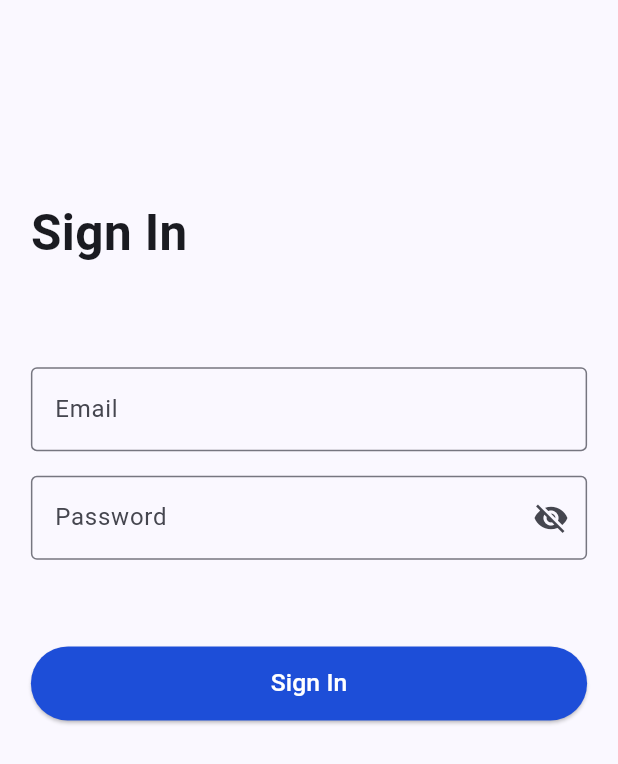
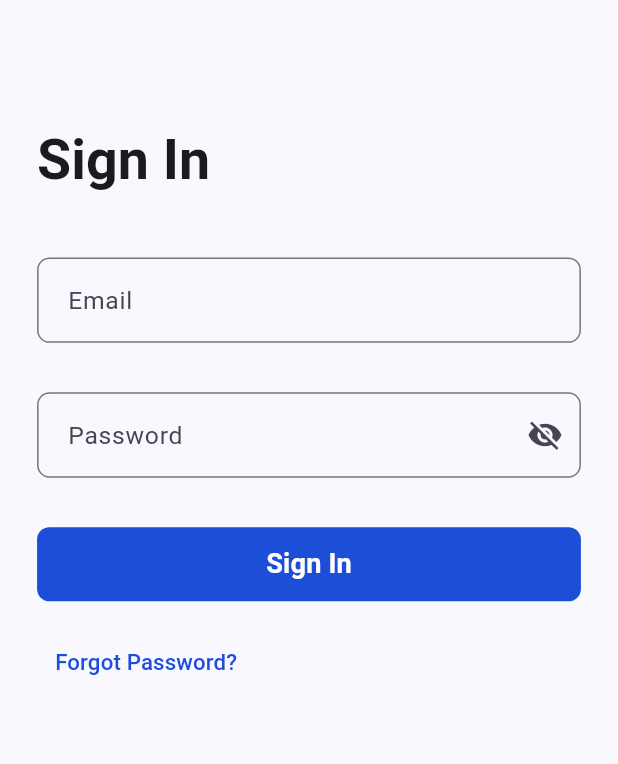
Before and after one commit to fiftheenyen/bawasa, a Flutter app: the screen it shows after launch, after a tap on "Let's Start", on a phone screen of 412 x 824 dp. Shown: the top 764 px of the screen. Run offline on Flutter 3.47's test engine with Material 3 defaults, Android fonts, the phone set to English and light mode, and no system bars; our stand-ins replace go_router.

Commit message:
adjusted the layout on the signin screen

```diff
--- a/consummer_app/lib/views/auth/signin_screen.dart
+++ b/consummer_app/lib/views/auth/signin_screen.dart
@@ -22,50 +22,79 @@ class SignInScreen extends StatefulWidget {
 class _SignInScreenState extends State<SignInScreen> {
   bool _obscurePassword = true;
 
-  TextEditingController? get _passwordController => null;
+  void _onLoginPressed() {
+    // TODO: Add authentication logic here
+    debugPrint('Login button pressed');
+  }
 
   @override
   Widget build(BuildContext context) {
     return Scaffold(
-      body: LayoutBuilder(
+      body: SafeArea(
+        child: LayoutBuilder(
           builder: (context, constraints) {
             SizingConfig.init(constraints);
+
             return Padding(
               padding: EdgeInsets.symmetric(
-              horizontal: SizingConfig.widthMultiplier * 5,
+                horizontal: SizingConfig.widthMultiplier * 6,
               ),
               child: Column(
                 mainAxisAlignment: MainAxisAlignment.start,
                 crossAxisAlignment: CrossAxisAlignment.start,
                 children: [
-                SizedBox(height: SizingConfig.heightMultiplier * 16),
+                  SizedBox(height: SizingConfig.heightMultiplier * 10),
+
+                  // Title
                   Text(
                     'Sign In',
-                  style: TextStyle(
-                    fontSize: SizingConfig.textMultiplier * 4,
+                    textAlign: TextAlign.start,
+                    style: Theme.of(context).textTheme.headlineMedium?.copyWith(
+                      fontSize: SizingConfig.textMultiplier * 4.5,
                       fontWeight: FontWeight.bold,
                     ),
                   ),
-                SizedBox(height: SizingConfig.heightMultiplier * 8),
+
+                  SizedBox(height: SizingConfig.heightMultiplier * 5),
+
+                  // Email Field
                   TextField(
                     decoration: InputDecoration(
                       labelText: 'Email',
-                    hintText: 'Enter Email',
-                    border: OutlineInputBorder(),
+                      labelStyle: TextStyle(
+                        fontSize: SizingConfig.textMultiplier * 2,
+                      ),
+                      border: OutlineInputBorder(
+                        borderRadius: BorderRadius.circular(
+                          SizingConfig.widthMultiplier * 2,
                         ),
                       ),
-                SizedBox(height: SizingConfig.heightMultiplier * 2),
+                      contentPadding: EdgeInsets.all(
+                        SizingConfig.widthMultiplier * 4,
+                      ),
+                    ),
+                  ),
+
+                  SizedBox(height: SizingConfig.heightMultiplier * 4),
+
+                  // Password Field with Eye Icon
                   TextField(
-                  controller: _passwordController,
                     obscureText: _obscurePassword,
                     decoration: InputDecoration(
                       labelText: 'Password',
-                    hintText: 'Password',
-                    border: const OutlineInputBorder(),
+                      labelStyle: TextStyle(
+                        fontSize: SizingConfig.textMultiplier * 2,
+                      ),
+                      border: OutlineInputBorder(
+                        borderRadius: BorderRadius.circular(
+                          SizingConfig.widthMultiplier * 2,
+                        ),
+                      ),
+                      contentPadding: EdgeInsets.all(
+                        SizingConfig.widthMultiplier * 4,
+                      ),
                       suffixIcon: IconButton(
-                      focusNode: FocusNode(
-                        skipTraversal: true,
-                      ), // 👈 Keeps cursor in the field
+                        focusNode: FocusNode(skipTraversal: true),
                         icon: Icon(
                           _obscurePassword
                               ? Icons.visibility_off
@@ -79,23 +108,46 @@ class _SignInScreenState extends State<SignInScreen> {
                       ),
                     ),
                   ),
-                SizedBox(height: SizingConfig.heightMultiplier * 7),
+
+                  SizedBox(height: SizingConfig.heightMultiplier * 4),
+
+                  // Sign In Button — always blue
                   SizedBox(
                     width: double.infinity,
                     height: SizingConfig.heightMultiplier * 6,
                     child: ElevatedButton(
-                    onPressed: () {
-                      // TODO: Add sign-in logic
-                    },
                       style: ElevatedButton.styleFrom(
                         backgroundColor: const Color(0xFF1D4ED8),
+                        elevation: 0,
+                        shape: RoundedRectangleBorder(
+                          borderRadius: BorderRadius.circular(
+                            SizingConfig.widthMultiplier * 2,
                           ),
+                        ),
+                      ),
+                      onPressed: _onLoginPressed,
                       child: Text(
                         'Sign In',
                         style: TextStyle(
-                        fontSize: SizingConfig.textMultiplier * 2,
+                          fontSize: SizingConfig.textMultiplier * 2.2,
+                          fontWeight: FontWeight.w600,
                           color: Colors.white,
                         ),
+                      ),
+                    ),
+                  ),
+
+                  SizedBox(height: SizingConfig.heightMultiplier * 2),
+
+                  // Forgot Password
+                  TextButton(
+                    onPressed: () {
+                      debugPrint('Forgot password clicked');
+                    },
+                    child: Text(
+                      'Forgot Password?',
+                      style: TextStyle(
+                        fontSize: SizingConfig.textMultiplier * 1.8,
                       ),
                     ),
                   ),
@@ -104,6 +156,7 @@ class _SignInScreenState extends State<SignInScreen> {
             );
           },
         ),
+      ),
     );
   }
 }
```
Lines whose indentation alone changed are shown as unchanged.
